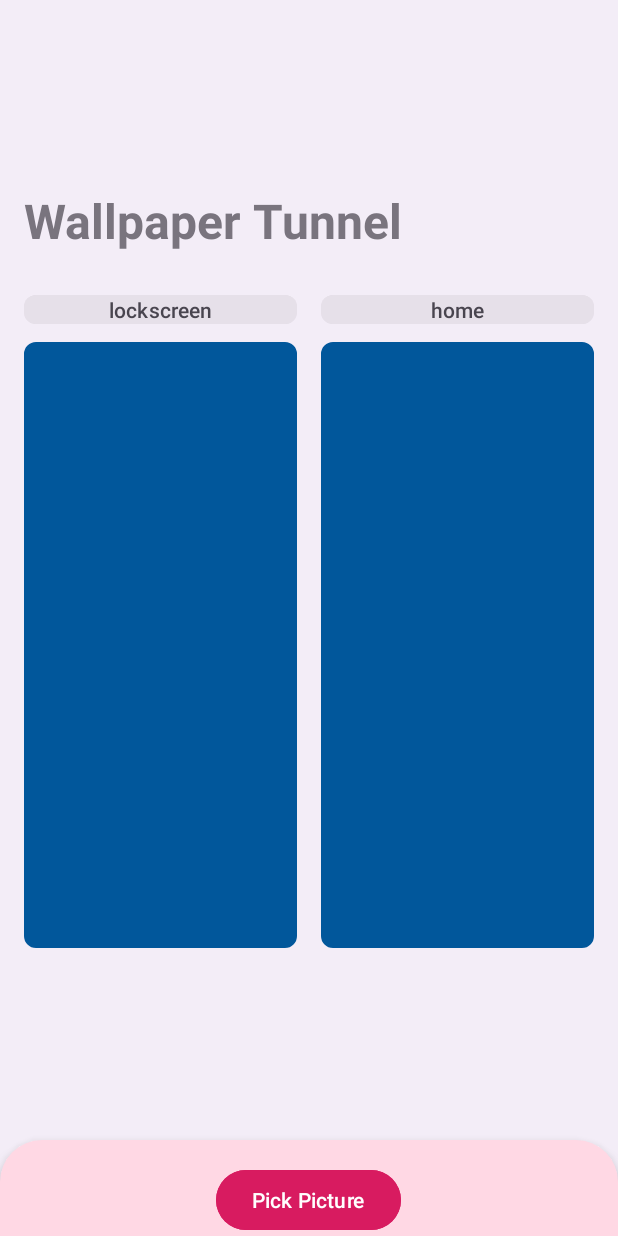
After one commit to Steve-Mr/WallpaperTunnel, an Android app: the layout activity_start.xml on its own in the app's theme, with its tools: preview values and no code run, on a phone screen of 412 x 824 dp. The commit adds this screen. Run offline under Robolectric (Android 15) with nearby library versions, the phone set to English and light mode, and no system bars.

Commit message:
Add Start Activity

```diff
--- a/app/build.gradle
+++ b/app/build.gradle
@@ -99,14 +99,14 @@ dependencies {
     androidTestImplementation 'androidx.test.espresso:espresso-core:3.5.1'
 
 //    implementation 'com.hoko:hoko-blur:1.3.5'
-    implementation 'io.github.hokofly:hoko-blur:1.5.1'
+    implementation 'io.github.hokofly:hoko-blur:1.5.3'
     implementation 'com.google.android.material:material:1.11.0'
 
     implementation "androidx.lifecycle:lifecycle-viewmodel-ktx:2.7.0"
     implementation "androidx.lifecycle:lifecycle-viewmodel-savedstate:2.7.0"
     implementation "androidx.activity:activity-ktx:1.8.2"
 
-    implementation 'com.github.bumptech.glide:glide:4.15.1'
+    implementation 'com.github.bumptech.glide:glide:4.16.0'
 
     //noinspection GradleCompatible
     implementation 'com.android.support:palette-v7:28.0.0'
--- a/app/src/main/java/com/maary/shareas/MainActivity.java
+++ b/app/src/main/java/com/maary/shareas/MainActivity.java
@@ -476,7 +476,7 @@ public class MainActivity extends AppCompatActivity {
                                     .radius((int) value)
                                     .sampleFactor(1.0f)
                                     .forceCopy(true)
-                                    .needUpscale(true)
+//                                    .needUpscale(true)
                                     .asyncBlur(toProcess, new AsyncBlurTask.Callback() {
                                         @Override
                                         public void onBlurSuccess(Bitmap bitmap) {
--- /dev/null
+++ b/app/src/main/res/layout/activity_start.xml
@@ -0,0 +1,180 @@
+<?xml version="1.0" encoding="utf-8"?>
+<layout xmlns:android="http://schemas.android.com/apk/res/android"
+    xmlns:app="http://schemas.android.com/apk/res-auto"
+    xmlns:tools="http://schemas.android.com/tools"
+    >
+<androidx.constraintlayout.widget.ConstraintLayout
+    android:layout_width="match_parent"
+    android:layout_height="match_parent"
+    android:background="?attr/colorSurfaceContainer">
+
+    <TextView
+        android:layout_width="match_parent"
+        android:layout_height="wrap_content"
+        android:id="@+id/start_slogan"
+        app:layout_constraintBottom_toTopOf="@id/system_wallp_container"
+        android:text="@string/wallpaper_start"
+        android:layout_margin="16dp"
+        android:textColor="?attr/colorOutline"
+        android:textSize="32sp"
+        android:textStyle="bold"/>
+
+<!--    <com.google.android.material.card.MaterialCardView-->
+<!--        android:id="@+id/system_wallp_container"-->
+<!--        android:layout_width="match_parent"-->
+<!--        android:layout_height="wrap_content"-->
+<!--        app:layout_constraintStart_toStartOf="parent"-->
+<!--        app:layout_constraintTop_toTopOf="parent"-->
+<!--        app:layout_constraintBottom_toBottomOf="parent"-->
+<!--        android:layout_margin="8dp"-->
+<!--        style="?attr/materialCardViewElevatedStyle"-->
+<!--        app:cardBackgroundColor="?attr/colorSecondaryContainer">-->
+<!--        app:layout_constraintTop_toBottomOf="@id/start_slogan">-->
+
+
+        <LinearLayout
+            android:id="@+id/system_wallp_container"
+            android:layout_width="match_parent"
+            android:layout_height="wrap_content"
+            android:layout_margin="8dp"
+            app:layout_constraintStart_toStartOf="parent"
+            app:layout_constraintTop_toTopOf="parent"
+            app:layout_constraintBottom_toBottomOf="parent"
+            android:orientation="horizontal"
+            android:baselineAligned="false">
+
+            <LinearLayout
+                android:layout_width="wrap_content"
+                android:layout_height="wrap_content"
+                android:orientation="vertical"
+                android:layout_weight="1"
+                android:layout_margin="8dp">
+
+                <Button
+                    android:layout_width="match_parent"
+                    android:layout_height="wrap_content"
+                    android:text="@string/lockscreen"
+                    android:padding="0dp"
+                    android:minHeight="0dp"
+                    android:clickable="false"
+                    android:focusable="false"
+                    android:layout_marginBottom="8dp"
+                    android:textAlignment="center"
+                    android:backgroundTint="?attr/colorSurfaceContainerHighest"
+                    android:textColor="?attr/colorOnSurfaceVariant"
+                    app:shapeAppearance="?attr/shapeAppearanceCornerSmall"/>
+
+                <com.google.android.material.imageview.ShapeableImageView
+                    android:id="@+id/lock_container"
+                    android:layout_width="wrap_content"
+                    android:layout_height="wrap_content"
+                    android:src="@drawable/place_holder"
+                    android:adjustViewBounds="true"
+                    app:shapeAppearanceOverlay="@style/RoundedSquare"
+                    android:scaleType="centerInside" />
+
+<!--                <com.google.android.material.chip.Chip-->
+<!--                    android:id="@+id/chip_lockscreen"-->
+<!--                    style="@style/Widget.Material3.Chip.Filter"-->
+<!--                    android:layout_width="match_parent"-->
+<!--                    android:layout_height="wrap_content"-->
+<!--                    android:text="@string/lock"-->
+<!--                    app:chipIcon="@drawable/ic_lockscreen"-->
+<!--                    app:ensureMinTouchTargetSize="true"-->
+<!--                    app:chipIconVisible="true"-->
+<!--                    app:chipStrokeWidth="0dp"-->
+<!--                    android:checkable="false"-->
+<!--                    android:gravity="center"-->
+<!--                    app:chipIconTint="?attr/colorOnSurface"-->
+<!--                    android:layout_gravity="center_horizontal"/>-->
+
+            </LinearLayout>
+
+            <LinearLayout
+                android:layout_width="wrap_content"
+                android:layout_height="wrap_content"
+                android:orientation="vertical"
+                android:layout_weight="1"
+                android:layout_margin="8dp">
+
+                <Button
+                    android:layout_width="match_parent"
+                    android:layout_height="wrap_content"
+                    android:text="@string/home"
+                    android:padding="0dp"
+                    android:minHeight="0dp"
+                    android:clickable="false"
+                    android:layout_marginBottom="8dp"
+                    android:textAlignment="center"
+                    android:focusable="false"
+                    android:backgroundTint="?attr/colorSurfaceContainerHighest"
+                    android:textColor="?attr/colorOnSurfaceVariant"
+                    app:shapeAppearance="?attr/shapeAppearanceCornerSmall"/>
+
+                <com.google.android.material.imageview.ShapeableImageView
+                    android:id="@+id/home_container"
+                    android:layout_width="wrap_content"
+                    android:layout_height="wrap_content"
+                    android:src="@drawable/place_holder"
+                    android:adjustViewBounds="true"
+                    app:shapeAppearanceOverlay="@style/RoundedSquare"
+                    android:scaleType="centerInside"/>
+
+<!--                <com.google.android.material.chip.Chip-->
+<!--                    android:id="@+id/chip_home"-->
+<!--                    style="@style/Widget.Material3.Chip.Filter"-->
+<!--                    android:layout_width="match_parent"-->
+<!--                    android:layout_height="wrap_content"-->
+<!--                    android:text="@string/home"-->
+<!--                    app:chipIcon="@drawable/ic_vertical"-->
+<!--                    app:ensureMinTouchTargetSize="true"-->
+<!--                    app:chipIconVisible="true"-->
+<!--                    app:chipStrokeWidth="0dp"-->
+<!--                    android:checkable="false"-->
+<!--                    app:chipIconTint="?attr/colorOnSurface"-->
+<!--                    android:layout_gravity="center_horizontal"/>-->
+
+            </LinearLayout>
+
+
+
+
+
+        </LinearLayout>
+
+<!--    </com.google.android.material.card.MaterialCardView>-->
+
+    <androidx.coordinatorlayout.widget.CoordinatorLayout
+        android:layout_width="match_parent"
+        android:layout_height="0dp"
+        android:layout_marginTop="16dp"
+        app:layout_constraintTop_toBottomOf="@id/system_wallp_container"
+        app:layout_constraintStart_toStartOf="parent"
+        app:layout_constraintBottom_toBottomOf="parent">
+
+        <FrameLayout
+            android:id="@+id/picker_bottom_sheet"
+            style="@style/StartBottomSheet"
+            android:layout_width="match_parent"
+            android:layout_height="match_parent"
+            android:elevation="8dp"
+            app:backgroundTint="?attr/colorTertiaryContainer"
+            app:layout_behavior="com.google.android.material.bottomsheet.BottomSheetBehavior">
+
+            <Button
+                android:id="@+id/button_picker"
+                android:layout_width="wrap_content"
+                android:layout_height="wrap_content"
+                android:text="@string/photo_picker"
+                android:backgroundTint="?attr/colorPrimary"
+                android:layout_gravity="center_horizontal"
+                android:layout_margin="16dp" />
+
+
+        </FrameLayout>
+
+
+    </androidx.coordinatorlayout.widget.CoordinatorLayout>
+
+</androidx.constraintlayout.widget.ConstraintLayout>
+</layout>
--- a/app/src/main/res/values/strings.xml
+++ b/app/src/main/res/values/strings.xml
@@ -40,4 +40,7 @@
     <string name="gohome">Go Home</string>
     <string name="cannot_getpermission_lacking_permission">Wallpaper Tunnel cannot get current wallpaper due to lacking permission.</string>
     <string name="cannot_get_livewallpaper">Wallpaper Tunnel cannot process live wallpaper.</string>
+    <string name="wallpaper_start">Wallpaper Tunnel</string>
+    <string name="photo_picker">Pick Picture</string>
+    <string name="lock">lock</string>
 </resources>
--- a/app/src/main/res/values/styles.xml
+++ b/app/src/main/res/values/styles.xml
@@ -34,5 +34,11 @@
         <item name="paddingRightSystemWindowInsets">true</item>
     </style>
 
+    <style name="StartBottomSheet" parent="Widget.Material3.BottomSheet">
+        <item name="behavior_hideable">false</item>
+        <item name="behavior_draggable">false</item>
+        <item name="behavior_fitToContents">false</item>
+    </style>
+
 
 </resources>
```
Also changed, not shown: app/src/main/AndroidManifest.xml (+10 -5 lines), app/src/main/java/com/maary/shareas/StartActivity.kt (added, +150 -0 lines), app/src/main/res/values/custom_style.xml (added, +36 -0 lines), app/src/main/res/drawable/place_holder.png (added).
